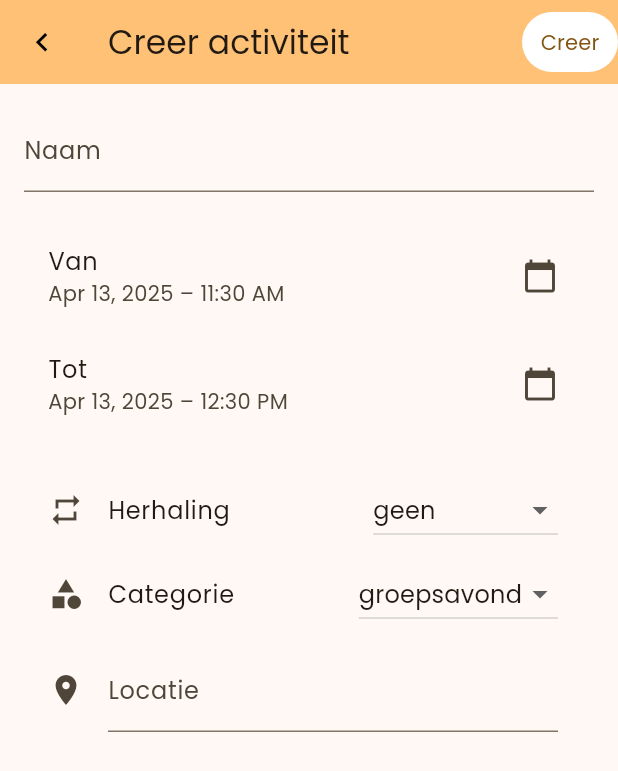
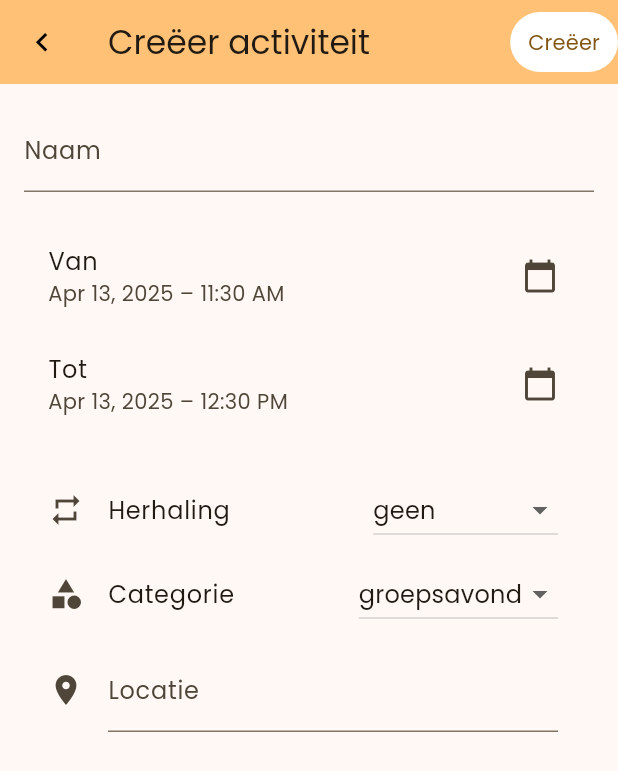
Before and after one commit to j-vseg/piwo, a Flutter app: the EditActivityPage screen opened directly, on a phone screen of 412 x 824 dp. Shown: the top 771 px of the screen. Run offline on Flutter 3.47's test engine with Material 3 defaults, Android fonts, the phone set to English and light mode, and no system bars; our stand-ins replace accordion, cloud_firestore, firebase_auth, firebase_core, fl_chart, lottie and 3 more; accounts and stored records are empty.

Commit message:
Bug fixes and typos

```diff
--- a/lib/services/payment_url.dart
+++ b/lib/services/payment_url.dart
@@ -6,7 +6,7 @@ class PaymentUrlService {
   final FirebaseFirestore _firestore = FirebaseFirestore.instance;
 
   // The name of the collection where payment URLs are stored
-  final String _paymentUrlCollection = 'paymentUrls';
+  final String _paymentUrlCollection = 'payment-url';
   final String _paymentUrlDoc = 'url'; // The document name
 
   Future<Result<String>> getPaymentUrl() async {
--- a/lib/views/activity/edit_activity.dart
+++ b/lib/views/activity/edit_activity.dart
@@ -100,7 +100,7 @@ class EditActivityPageState extends State<EditActivityPage> {
               ? _nameController.text.isNotEmpty
                   ? _nameController.text
                   : widget.activity!.name!
-              : "Creer activiteit",
+              : "Creëer activiteit",
         ),
         backgroundColor: CustomColors.themePrimary,
         elevation: 0,
@@ -229,7 +229,7 @@ class EditActivityPageState extends State<EditActivityPage> {
               backgroundColor: WidgetStateProperty.all<Color>(Colors.white),
             ),
             child: Text(
-              widget.activity != null ? 'Opslaan' : 'Creer',
+              widget.activity != null ? 'Opslaan' : 'Creëer',
             ),
           ),
         ],
--- a/lib/views/settings/account.dart
+++ b/lib/views/settings/account.dart
@@ -404,7 +404,7 @@ class AccountPageState extends State<AccountPage> {
                       }
                     },
                     child: Text(widget.isCreatingAccount
-                        ? 'Creer je account'
+                        ? 'Creëer je account'
                         : widget.isResetingPassword
                             ? "Reset wachtwoord"
                             : 'Wijzig je account'),
```
Also changed, not shown: lib/services/availability.dart (+3 -4 lines).
